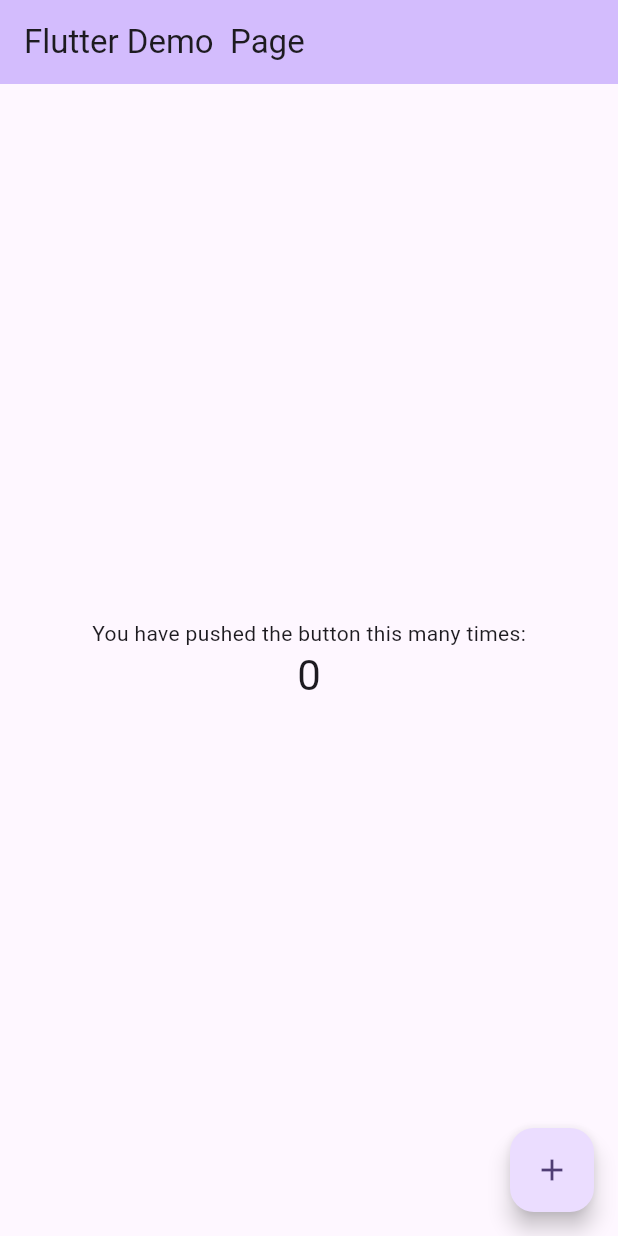
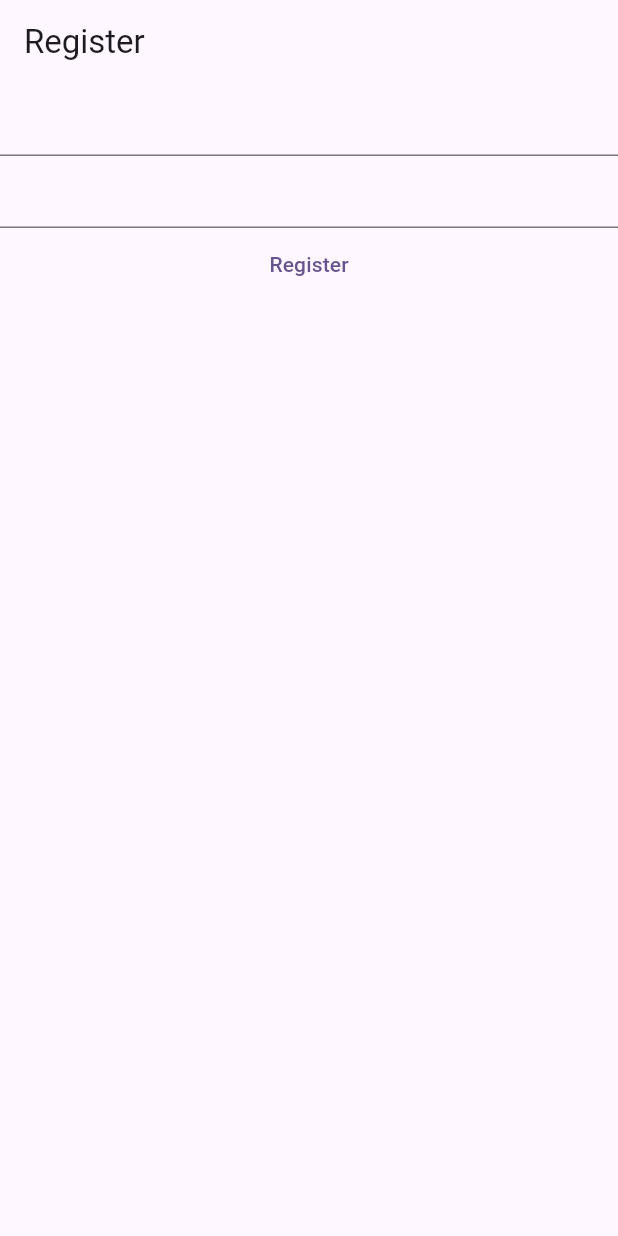
Before and after one commit to Anuj2189/Flutter_app_1, a Flutter app: the screen it shows after launch, on a phone screen of 412 x 824 dp. Run offline on Flutter 3.47's test engine with Material 3 defaults, Android fonts, the phone set to English and light mode, and no system bars; our stand-ins replace firebase_auth, firebase_core; missing offline and left inert: dart:js_interop; accounts and stored records are empty.

Commit message:
commit 2

```diff
--- a/lib/main.dart
+++ b/lib/main.dart
@@ -1,113 +1,41 @@
+import 'dart:js_interop';
+
+import 'package:firebase_core/firebase_core.dart';
 import 'package:flutter/material.dart';
+import 'package:firebase_auth/firebase_auth.dart';
+
 
 void main() {
-  runApp(const MyApp());
+
+  runApp(MaterialApp(
+    title: 'Flutter Demo',
+    theme: ThemeData(
+      colorScheme: ColorScheme.fromSeed(seedColor: Colors.deepPurple),
+      useMaterial3: true,
+    ),
+    home: const MyHomePage(),
+  ));
 }
 
-class MyApp extends StatelessWidget {
-  const MyApp({super.key});
+class MyHomePage extends StatelessWidget {
+  const MyHomePage({super.key});
 
-  // This widget is the root of your application.
   @override
   Widget build(BuildContext context) {
-    return MaterialApp(
-      title: 'Flutter Demo',
-      theme: ThemeData(
-        // This is the theme of your application.
-        //
-        // TRY THIS: Try running your application with "flutter run". You'll see
-        // the application has a purple toolbar. Then, without quitting the app,
-        // try changing the seedColor in the colorScheme below to Colors.green
-        // and then invoke "hot reload" (save your changes or press the "hot
-        // reload" button in a Flutter-supported IDE, or press "r" if you used
-        // the command line to start the app).
-        //
-        // Notice that the counter didn't reset back to zero; the application
-        // state is not lost during the reload. To reset the state, use hot
-        // restart instead.
-        //
-        // This works for code too, not just values: Most code changes can be
-        // tested with just a hot reload.
-        colorScheme: ColorScheme.fromSeed(seedColor: Colors.deepPurple),
-        useMaterial3: true,
+    return Scaffold(
+      appBar: AppBar(
+        title: const Text('Register'),
       ),
-      home: const MyHomePage(title: 'Flutter Demo  Page'),
+      body: Column(
+        children: [
+          TextField(),
+          TextField(),
+          TextButton(
+                  onPressed: () {},
+                  child: const Text('Register'),
+                ),
+        ],
+      ),
     );
   }
 }
-
-class MyHomePage extends StatefulWidget {
-  const MyHomePage({super.key, required this.title});
-
-
-  final String title;
-
-  @override
-  State<MyHomePage> createState() => _MyHomePageState();
-}
-
-class _MyHomePageState extends State<MyHomePage> {
-  int _counter = 0;
-
-  void _incrementCounter() {
-    setState(() {
-
-      _counter++;
-    });
-  }
-
-  @override
-  Widget build(BuildContext context) {
-    // This method is rerun every time setState is called, for instance as done
-    // by the _incrementCounter method above.
-    //
-    // The Flutter framework has been optimized to make rerunning build methods
-    // fast, so that you can just rebuild anything that needs updating rather
-    // than having to individually change instances of widgets.
-    return Scaffold(
-      appBar: AppBar(
-        // TRY THIS: Try changing the color here to a specific color (to
-        // Colors.amber, perhaps?) and trigger a hot reload to see the AppBar
-        // change color while the other colors stay the same.
-        backgroundColor: Theme.of(context).colorScheme.inversePrimary,
-        // Here we take the value from the MyHomePage object that was created by
-        // the App.build method, and use it to set our appbar title.
-        title: Text(widget.title),
-      ),
-      body: Center(
-        // Center is a layout widget. It takes a single child and positions it
-        // in the middle of the parent.
-        child: Column(
-          // Column is also a layout widget. It takes a list of children and
-          // arranges them vertically. By default, it sizes itself to fit its
-          // children horizontally, and tries to be as tall as its parent.
-          //
-          // Column has various properties to control how it sizes itself and
-          // how it positions its children. Here we use mainAxisAlignment to
-          // center the children vertically; the main axis here is the vertical
-          // axis because Columns are vertical (the cross axis would be
-          // horizontal).
-          //
-          // TRY THIS: Invoke "debug painting" (choose the "Toggle Debug Paint"
-          // action in the IDE, or press "p" in the console), to see the
-          // wireframe for each widget.
-          mainAxisAlignment: MainAxisAlignment.center,
-          children: <Widget>[
-            const Text(
-              'You have pushed the button this many times:',
-            ),
-            Text(
-              '$_counter',
-              style: Theme.of(context).textTheme.headlineMedium,
-            ),
-          ],
-        ),
-      ),
-      floatingActionButton: FloatingActionButton(
-        onPressed: _incrementCounter,
-        tooltip: 'Increment',
-        child: const Icon(Icons.add),
-      ), // This trailing comma makes auto-formatting nicer for build methods.
-    );
-  }
-}
```
Also changed, not shown: pubspec.lock, 4 other files.
